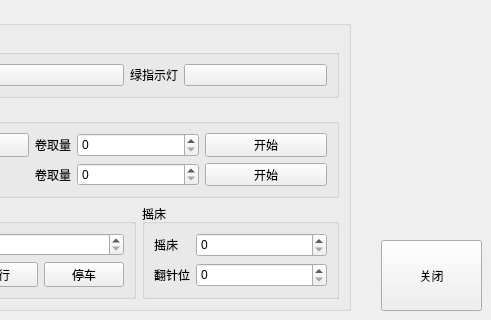
This is machineexame.ui in httpftpli/mdimh as Qt 5 draws it before an edit; both pictures show x 309 to 800 and y 280 to 600 of the 800 by 600 pixel window. The edited form follows.
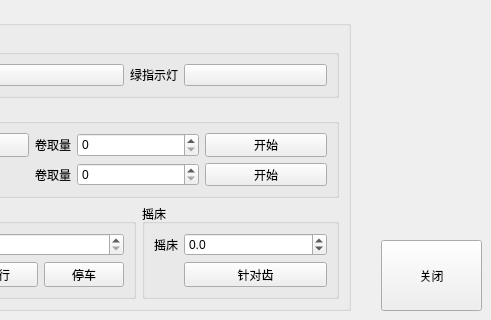
This is the edited form. Custom widgets are drawn as their Qt base class.

Patch:
```diff
--- a/machineexame.ui
+++ b/machineexame.ui
@@ -950,16 +950,6 @@
          <string>摇床</string>
         </property>
         <layout class="QGridLayout" name="gridLayout_5">
-         <item row="2" column="1">
-          <widget class="QSpinBox" name="spinBox_4">
-           <property name="sizePolicy">
-            <sizepolicy hsizetype="Minimum" vsizetype="Minimum">
-             <horstretch>0</horstretch>
-             <verstretch>0</verstretch>
-            </sizepolicy>
-           </property>
-          </widget>
-         </item>
          <item row="2" column="0">
           <widget class="QLabel" name="label_66">
            <property name="sizePolicy">
@@ -973,27 +963,39 @@
            </property>
           </widget>
          </item>
-         <item row="4" column="0">
-          <widget class="QLabel" name="label_67">
-           <property name="sizePolicy">
-            <sizepolicy hsizetype="Preferred" vsizetype="Minimum">
-             <horstretch>0</horstretch>
-             <verstretch>0</verstretch>
-            </sizepolicy>
+         <item row="2" column="1">
+          <widget class="QDoubleSpinBox" name="doubleSpinBox_yc">
+           <property name="decimals">
+            <number>1</number>
            </property>
-           <property name="text">
-            <string>翻针位</string>
+           <property name="minimum">
+            <double>-8.000000000000000</double>
+           </property>
+           <property name="maximum">
+            <double>8.000000000000000</double>
            </property>
           </widget>
          </item>
          <item row="4" column="1">
-          <widget class="QSpinBox" name="spinBox_7">
+          <widget class="QPushButton" name="pushButton_fz">
            <property name="sizePolicy">
             <sizepolicy hsizetype="Minimum" vsizetype="Minimum">
              <horstretch>0</horstretch>
              <verstretch>0</verstretch>
             </sizepolicy>
            </property>
+           <property name="maximumSize">
+            <size>
+             <width>16777215</width>
+             <height>16777215</height>
+            </size>
+           </property>
+           <property name="text">
+            <string>针对齿</string>
+           </property>
+           <property name="checkable">
+            <bool>true</bool>
+           </property>
           </widget>
          </item>
         </layout>
```
Left out of the diff: 54 changed lines with no effect on the pictures.
